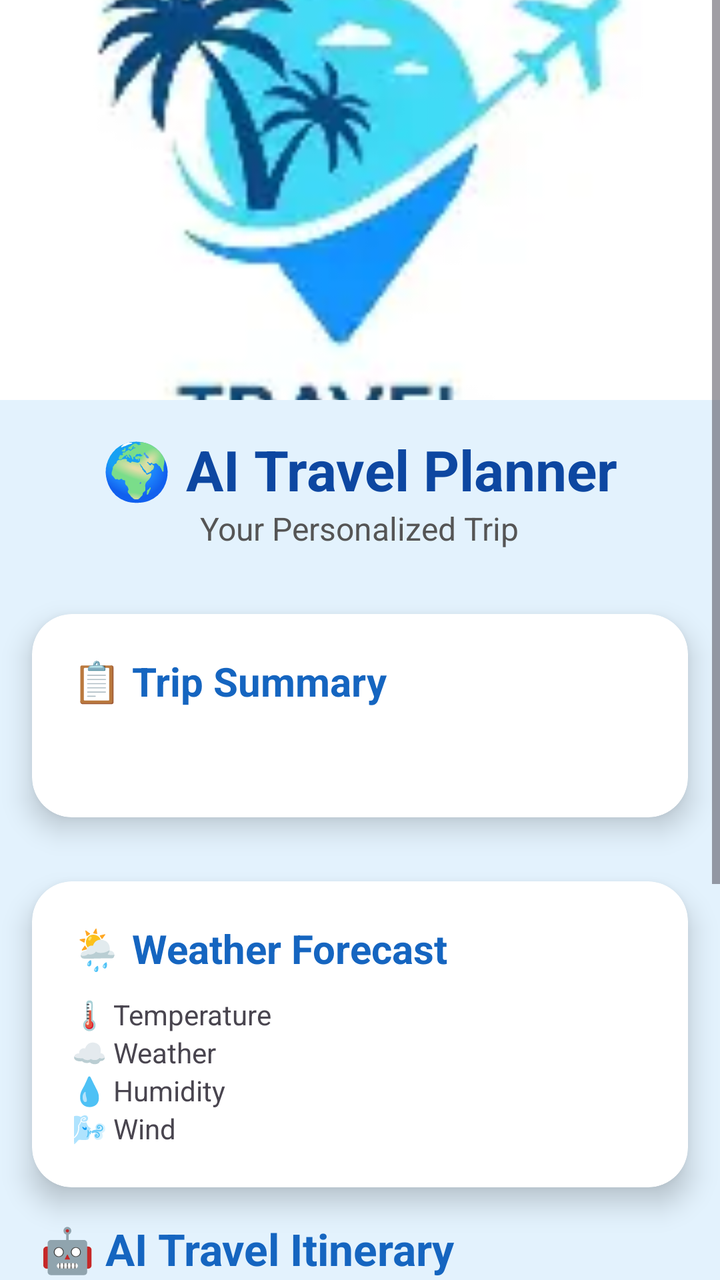
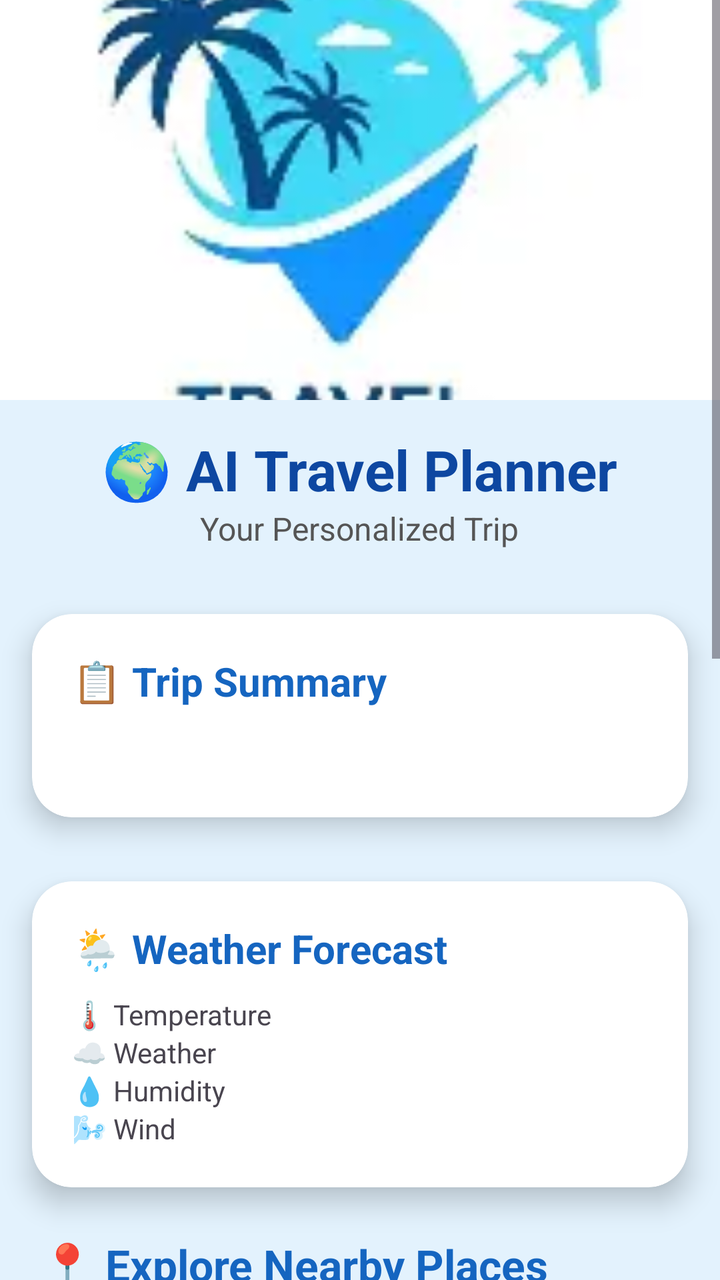

Screens rendered from an Android XML layout before and after an edit, with the pre-edit source and the edit as a unified diff.
<!-- AndroidManifest.xml: application theme Theme.AITravelPlanner -->
<!-- res/layout/activity_trip_details.xml -->
<?xml version="1.0" encoding="utf-8"?>
<ScrollView xmlns:android="http://schemas.android.com/apk/res/android"
    xmlns:app="http://schemas.android.com/apk/res-auto"
    android:layout_width="match_parent"
    android:layout_height="match_parent"
    android:background="#E3F2FD">

    <LinearLayout
        android:layout_width="match_parent"
        android:layout_height="wrap_content"
        android:orientation="vertical">

        
        <ImageView
            android:layout_width="match_parent"
            android:layout_height="200dp"
            android:scaleType="centerCrop"
            android:src="@drawable/travel_logo" />

        
        <TextView
            android:layout_width="wrap_content"
            android:layout_height="wrap_content"
            android:layout_gravity="center"
            android:layout_marginTop="16dp"
            android:text="🌍 AI Travel Planner"
            android:textColor="#0D47A1"
            android:textSize="28sp"
            android:textStyle="bold" />

        <TextView
            android:layout_width="wrap_content"
            android:layout_height="wrap_content"
            android:layout_gravity="center"
            android:layout_marginBottom="16dp"
            android:text="Your Personalized Trip"
            android:textColor="#555555"
            android:textSize="16sp" />

        
        <androidx.cardview.widget.CardView
            android:layout_width="match_parent"
            android:layout_height="wrap_content"
            android:layout_margin="16dp"
            app:cardCornerRadius="20dp"
            app:cardElevation="8dp">

            <LinearLayout
                android:layout_width="match_parent"
                android:layout_height="wrap_content"
                android:orientation="vertical"
                android:padding="20dp">

                <TextView
                    android:layout_width="wrap_content"
                    android:layout_height="wrap_content"
                    android:text="📋 Trip Summary"
                    android:textColor="#1565C0"
                    android:textSize="20sp"
                    android:textStyle="bold" />

                <TextView
                    android:id="@+id/tvSummary"
                    android:layout_width="match_parent"
                    android:layout_height="wrap_content"
                    android:layout_marginTop="12dp"
                    android:textColor="#212121"
                    android:textSize="17sp" />

            </LinearLayout>

        </androidx.cardview.widget.CardView>
        <androidx.cardview.widget.CardView
            android:layout_width="match_parent"
            android:layout_height="wrap_content"
            android:layout_margin="16dp"
            app:cardCornerRadius="20dp"
            app:cardElevation="8dp">

            <LinearLayout
                android:layout_width="match_parent"
                android:layout_height="wrap_content"
                android:orientation="vertical"
                android:padding="20dp">

                <TextView
                    android:layout_width="wrap_content"
                    android:layout_height="wrap_content"
                    android:text="🌦 Weather Forecast"
                    android:textStyle="bold"
                    android:textSize="20sp"
                    android:textColor="#1565C0"/>

                <TextView
                    android:id="@+id/tvTemperature"
                    android:layout_width="wrap_content"
                    android:layout_height="wrap_content"
                    android:layout_marginTop="10dp"
                    android:text="🌡 Temperature"/>

                <TextView
                    android:id="@+id/tvWeather"
                    android:layout_width="wrap_content"
                    android:layout_height="wrap_content"
                    android:text="☁ Weather"/>

                <TextView
                    android:id="@+id/tvHumidity"
                    android:layout_width="wrap_content"
                    android:layout_height="wrap_content"
                    android:text="💧 Humidity"/>

                <TextView
                    android:id="@+id/tvWind"
                    android:layout_width="wrap_content"
                    android:layout_height="wrap_content"
                    android:text="🌬 Wind"/>

            </LinearLayout>

        </androidx.cardview.widget.CardView>


        
        <TextView
            android:layout_width="wrap_content"
            android:layout_height="wrap_content"
            android:layout_marginStart="20dp"
            android:text="🤖 AI Travel Itinerary"
            android:textColor="#1565C0"
            android:textSize="22sp"
            android:textStyle="bold" />

        
        <androidx.cardview.widget.CardView
            android:layout_width="match_parent"
            android:layout_height="wrap_content"
            android:layout_margin="16dp"
            app:cardCornerRadius="20dp"
            app:cardElevation="8dp">

            <LinearLayout
                android:layout_width="match_parent"
                android:layout_height="wrap_content"
                android:orientation="vertical"
                android:padding="20dp">

                <TextView
                    android:id="@+id/tvAITrip"
                    android:layout_width="match_parent"
                    android:layout_height="wrap_content"
                    android:minHeight="120dp"
                    android:padding="8dp"
                    android:text="AI itinerary will appear here..."
                    android:textColor="#000000"
                    android:textSize="17sp" />

            </LinearLayout>

        </androidx.cardview.widget.CardView>

        
        <com.google.android.material.button.MaterialButton
            android:id="@+id/btnMap"
            android:layout_width="match_parent"
            android:layout_height="56dp"
            android:layout_margin="20dp"
            android:backgroundTint="#1976D2"
            android:text="📍 Open in Google Maps"
            android:textAllCaps="false"
            android:textColor="@android:color/white"
            android:textSize="16sp"
            app:cornerRadius="30dp" />

    </LinearLayout>

</ScrollView>
<!-- resources referenced by this layout -->
<resources>
  <!-- drawable travel_logo: webp bitmap (drawable, 3148 bytes) -->
  <style name="Theme.AITravelPlanner" parent="Base.Theme.AITravelPlanner" />
  <style name="Base.Theme.AITravelPlanner" parent="Theme.Material3.DayNight.NoActionBar">
          
          
      </style>
</resources>

<!-- the commit's change to res/layout/activity_trip_details.xml (unified diff, before → after) -->
@@ -115,6 +115,64 @@
                     android:layout_width="wrap_content"
                     android:layout_height="wrap_content"
                     android:text="🌬 Wind"/>
+
+            </LinearLayout>
+
+        </androidx.cardview.widget.CardView>
+        
+        <TextView
+            android:layout_width="wrap_content"
+            android:layout_height="wrap_content"
+            android:layout_marginStart="20dp"
+            android:layout_marginTop="8dp"
+            android:text="📍 Explore Nearby Places"
+            android:textColor="#1565C0"
+            android:textSize="22sp"
+            android:textStyle="bold" />
+
+        <androidx.cardview.widget.CardView
+            android:layout_width="match_parent"
+            android:layout_height="wrap_content"
+            android:layout_margin="16dp"
+            app:cardCornerRadius="20dp"
+            app:cardElevation="8dp">
+
+            <LinearLayout
+                android:layout_width="match_parent"
+                android:layout_height="wrap_content"
+                android:orientation="vertical"
+                android:padding="16dp">
+
+                <com.google.android.material.button.MaterialButton
+                    android:id="@+id/btnAttractions"
+                    android:layout_width="match_parent"
+                    android:layout_height="wrap_content"
+                    android:text="🏛 Tourist Attractions"
+                    android:textAllCaps="false" />
+
+                <com.google.android.material.button.MaterialButton
+                    android:id="@+id/btnRestaurants"
+                    android:layout_width="match_parent"
+                    android:layout_height="wrap_content"
+                    android:layout_marginTop="8dp"
+                    android:text="🍽 Restaurants"
+                    android:textAllCaps="false" />
+
+                <com.google.android.material.button.MaterialButton
+                    android:id="@+id/btnHotels"
+                    android:layout_width="match_parent"
+                    android:layout_height="wrap_content"
+                    android:layout_marginTop="8dp"
+                    android:text="🏨 Hotels"
+                    android:textAllCaps="false" />
+
+                <com.google.android.material.button.MaterialButton
+                    android:id="@+id/btnShopping"
+                    android:layout_width="match_parent"
+                    android:layout_height="wrap_content"
+                    android:layout_marginTop="8dp"
+                    android:text="🛍 Shopping"
+                    android:textAllCaps="false" />
 
             </LinearLayout>
 
